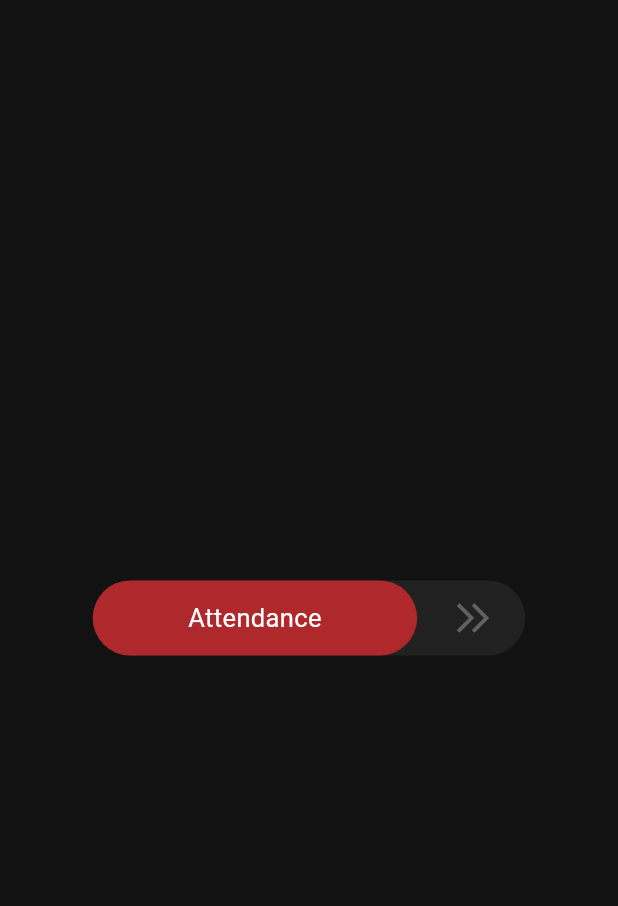
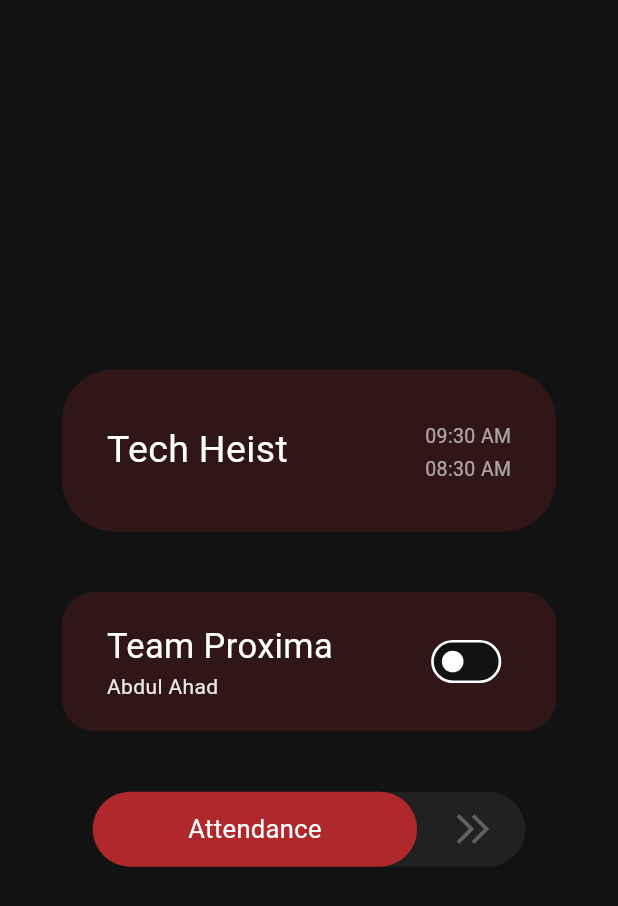
Before and after one commit to C41f0N/pr_portal_devday_25, a Flutter app: the screen it shows after launch, on a phone screen of 412 x 824 dp. Shown: the top 906 px of the screen. Run offline on Flutter 3.47's test engine with Material 3 defaults, Android fonts, the phone set to English and light mode, and no system bars.

Commit message:
tweaked team tile and implimented competition tile

```diff
--- a/lib/models/competition.dart
+++ b/lib/models/competition.dart
@@ -2,4 +2,13 @@
   Holds the class model for the competition object.
 */
 
-class Competition {}
+class Competition {
+  DateTime startTime, endTime;
+  String name;
+
+  Competition({
+    required this.startTime,
+    required this.endTime,
+    required this.name,
+  });
+}
--- a/lib/pages/home.dart
+++ b/lib/pages/home.dart
@@ -6,7 +6,11 @@
 */
 
 import 'package:flutter/material.dart';
+import 'package:pr_portal_devday_25/models/competition.dart';
+import 'package:pr_portal_devday_25/models/team.dart';
+import 'package:pr_portal_devday_25/widgets/competition_tile.dart';
 import 'package:pr_portal_devday_25/widgets/mode_switcher.dart';
+import 'package:pr_portal_devday_25/widgets/team_tile.dart';
 
 class Home extends StatefulWidget {
   const Home({super.key});
@@ -22,9 +26,33 @@ class _HomeState extends State<Home> {
   Widget build(BuildContext context) {
     return Scaffold(
       body: Center(
+        child: SizedBox(
+          height: MediaQuery.of(context).size.height * 0.5,
           child: Column(
             mainAxisAlignment: MainAxisAlignment.spaceEvenly,
             children: [
+              SizedBox(
+                width: MediaQuery.of(context).size.width * 0.8,
+                child: CompetitionTile(
+                  backgroundColor: Theme.of(context).colorScheme.primary,
+                  competition: Competition(
+                    name: "Tech Heist",
+                    startTime: DateTime.now().subtract(Duration(hours: 1)),
+                    endTime: DateTime.now().subtract(Duration(hours: 2)),
+                  ),
+                ),
+              ),
+              SizedBox(
+                width: MediaQuery.of(context).size.width * 0.8,
+                child: TeamTile(
+                  backgroundColor: Theme.of(context).colorScheme.primary,
+                  team: Team(
+                    name: "Proxima",
+                    teamLeader: "Abdul Ahad",
+                    present: false,
+                  ),
+                ),
+              ),
               ModeSwitcher(
                 width: MediaQuery.of(context).size.width * 0.7,
                 thumbColor: Theme.of(context).colorScheme.primary,
@@ -38,6 +66,7 @@ class _HomeState extends State<Home> {
             ],
           ),
         ),
+      ),
     );
   }
 }
--- /dev/null
+++ b/lib/widgets/competition_tile.dart
@@ -0,0 +1,94 @@
+/*
+  Competition Tile
+  ---
+
+  Holds information about a competition and can modify it's timings
+*/
+
+import 'package:flutter/material.dart';
+import 'package:intl/intl.dart';
+import 'package:pr_portal_devday_25/models/competition.dart';
+
+class CompetitionTile extends StatelessWidget {
+  const CompetitionTile({
+    super.key,
+    required this.backgroundColor,
+    required this.competition,
+  });
+
+  final Color backgroundColor;
+  final Competition competition;
+
+  @override
+  Widget build(BuildContext context) {
+    bool notStarted = DateTime.now().isBefore(competition.startTime);
+    bool isGoingOn =
+        DateTime.now().isAfter(competition.startTime) &&
+        DateTime.now().isBefore(competition.endTime);
+    bool hasEnded = DateTime.now().isAfter(competition.endTime);
+
+    return Container(
+      padding: EdgeInsets.symmetric(horizontal: 30, vertical: 20),
+      decoration: BoxDecoration(
+        borderRadius: BorderRadius.circular(35),
+        color: backgroundColor.withValues(alpha: isGoingOn ? 1 : 0.2),
+      ),
+      child: LayoutBuilder(
+        builder: (context, constraints) {
+          return Padding(
+            padding: EdgeInsets.symmetric(vertical: 12),
+            child: Row(
+              crossAxisAlignment: CrossAxisAlignment.center,
+              mainAxisAlignment: MainAxisAlignment.spaceBetween,
+              children: [
+                Container(
+                  alignment: Alignment.centerLeft,
+                  width: constraints.maxWidth * 0.7,
+                  child: Text(competition.name, style: TextStyle(fontSize: 25)),
+                ),
+                Container(
+                  alignment: Alignment.centerRight,
+                  width: constraints.maxWidth * 0.3,
+                  child: Column(
+                    crossAxisAlignment: CrossAxisAlignment.end,
+                    mainAxisAlignment: MainAxisAlignment.end,
+                    children: [
+                      SizedBox(height: 3),
+                      Text(
+                        DateFormat("hh:mm a").format(competition.startTime),
+                        style:
+                            notStarted
+                                ? TextStyle(
+                                  color: Colors.white.withValues(alpha: 0.9),
+                                  fontSize: 15,
+                                )
+                                : TextStyle(
+                                  color: Colors.white.withValues(alpha: 0.6),
+                                  fontSize: 13,
+                                ),
+                      ),
+                      SizedBox(height: 3),
+                      Text(
+                        DateFormat("hh:mm a").format(competition.endTime),
+                        style:
+                            isGoingOn
+                                ? TextStyle(
+                                  color: Colors.white.withValues(alpha: 0.9),
+                                  fontSize: 15,
+                                )
+                                : TextStyle(
+                                  color: Colors.white.withValues(alpha: 0.6),
+                                  fontSize: 13,
+                                ),
+                      ),
+                    ],
+                  ),
+                ),
+              ],
+            ),
+          );
+        },
+      ),
+    );
+  }
+}
--- a/pubspec.yaml
+++ b/pubspec.yaml
@@ -36,6 +36,7 @@ dependencies:
   cupertino_icons: ^1.0.8
   vector_math: ^2.1.4
   auto_size_text: ^3.0.0
+  intl: ^0.20.2
 
 dev_dependencies:
   flutter_test:
```
Also changed, not shown: pubspec.lock. Lines whose indentation alone changed are shown as unchanged.
